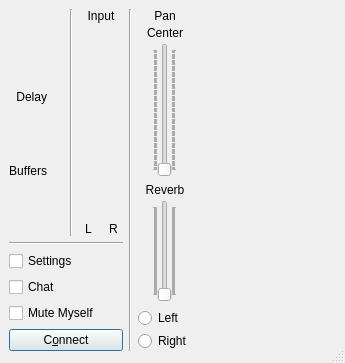
Above: src/clientdlgbase.ui from jamulussoftware/jamulus before the change. Below: the same form after it.
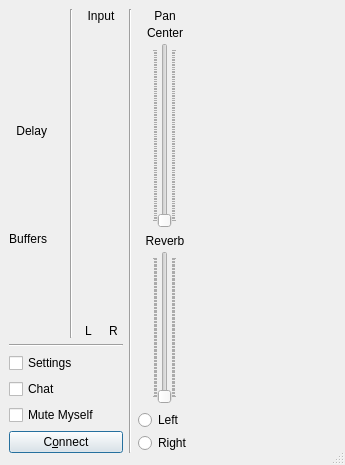
That is the form after the change. Icons and pictures are not drawn. Custom widgets are drawn as their Qt base class.

Diff of the .ui file:
```diff
--- a/src/clientdlgbase.ui
+++ b/src/clientdlgbase.ui
@@ -7,7 +7,7 @@
     <x>0</x>
     <y>0</y>
     <width>345</width>
-    <height>363</height>
+    <height>465</height>
    </rect>
   </property>
   <property name="windowTitle">
```
